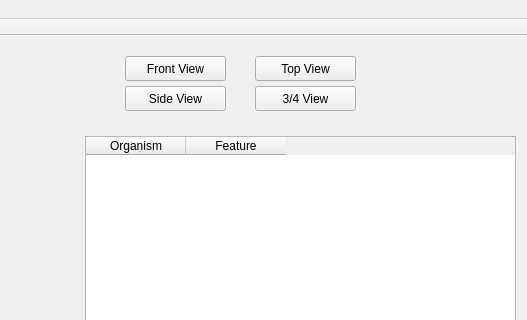
First picture: the form in code/FaceView/gui-scripts/analysisview.ui, repository phelpsmi/MicrobialCommunityVisualation, before the edit; both pictures show x 575 to 1102 and y 0 to 320 of the 1102 by 654 pixel window.
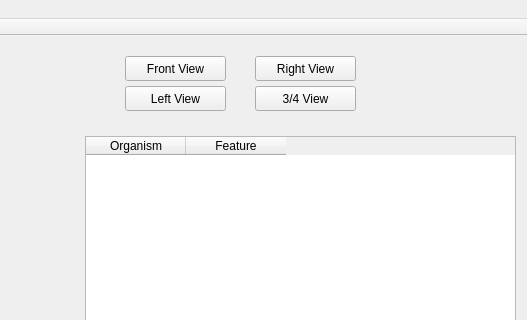
Second picture: the form after the edit.

Commit message: Changed side and top views to left and right views, because top view isn't really useful, and the face is not necessarily smmetric

What changed in the file:
```diff
--- a/code/FaceView/gui-scripts/analysisview.ui
+++ b/code/FaceView/gui-scripts/analysisview.ui
@@ -37,7 +37,7 @@
      </rect>
     </property>
     <property name="text">
-     <string>Side View</string>
+     <string>Left View</string>
     </property>
    </widget>
    <widget class="QPushButton" name="TopView">
@@ -50,7 +50,7 @@
      </rect>
     </property>
     <property name="text">
-     <string>Top View</string>
+     <string>Right View</string>
     </property>
    </widget>
    <widget class="QPushButton" name="IsoView">
```
The commit also changes 2 other files.
